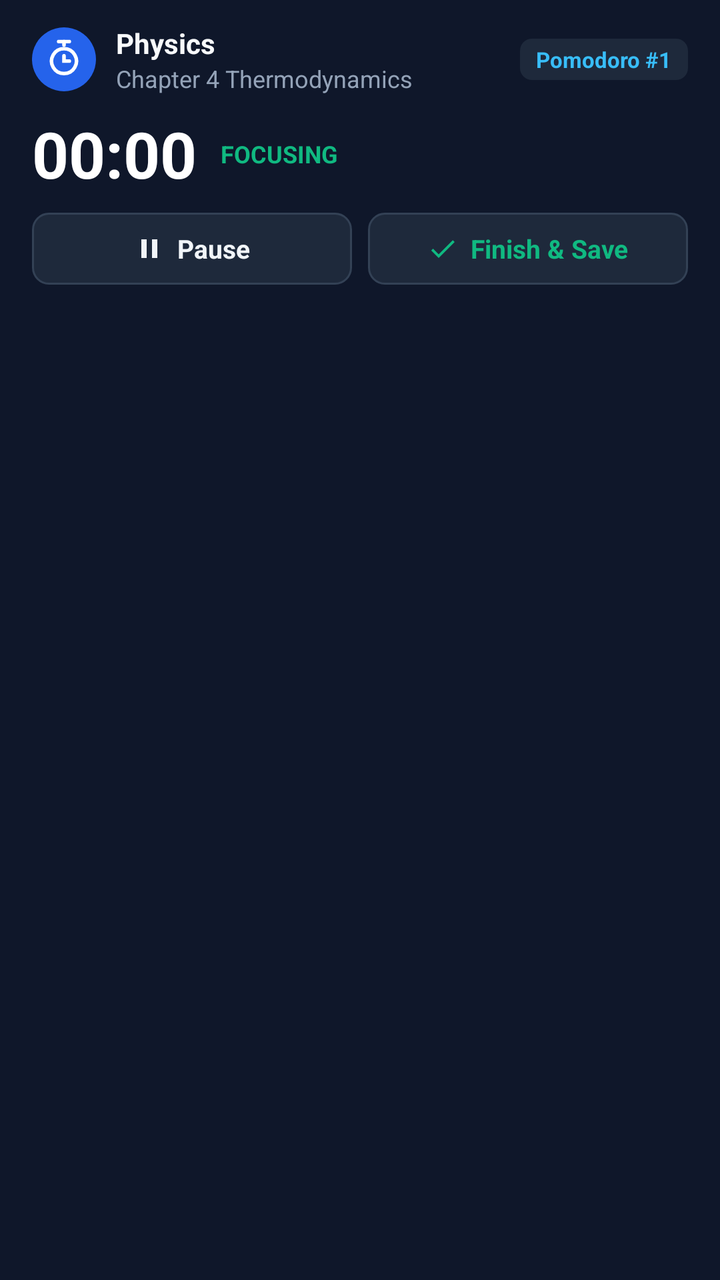
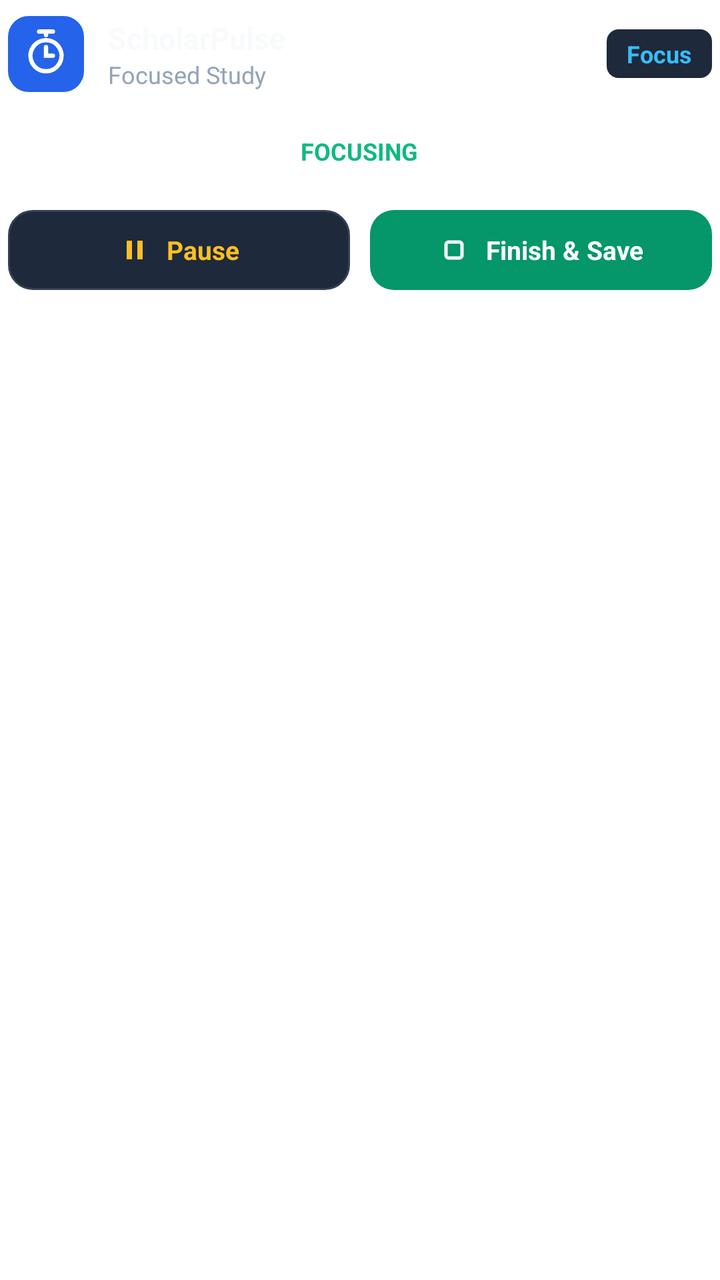

Compare the two renders of this Android layout. The source of the first and the diff that turns it into the second are given below.
<!-- AndroidManifest.xml: application theme Theme.App.Starting -->
<!-- res/layout/notification_timer_expanded.xml -->
<?xml version="1.0" encoding="utf-8"?>
<LinearLayout xmlns:android="http://schemas.android.com/apk/res/android"
    android:id="@+id/notif_big_root"
    android:layout_width="match_parent"
    android:layout_height="wrap_content"
    android:orientation="vertical"
    android:background="#0F172A"
    android:paddingStart="16dp"
    android:paddingEnd="16dp"
    android:paddingTop="12dp"
    android:paddingBottom="12dp">

    
    <LinearLayout
        android:layout_width="match_parent"
        android:layout_height="wrap_content"
        android:orientation="horizontal"
        android:gravity="center_vertical">

        <ImageView
            android:layout_width="32dp"
            android:layout_height="32dp"
            android:src="@drawable/ic_notif_timer"
            android:contentDescription="ScholarPulse" />

        <LinearLayout
            android:layout_width="0dp"
            android:layout_height="wrap_content"
            android:layout_weight="1"
            android:orientation="vertical"
            android:layout_marginStart="10dp"
            android:layout_marginEnd="8dp">

            <TextView
                android:id="@+id/notif_big_subject"
                android:layout_width="wrap_content"
                android:layout_height="wrap_content"
                android:text="Physics"
                android:textColor="#F8FAFC"
                android:textSize="14sp"
                android:textStyle="bold"
                android:maxLines="1"
                android:ellipsize="end" />

            <TextView
                android:id="@+id/notif_big_topic"
                android:layout_width="wrap_content"
                android:layout_height="wrap_content"
                android:text="Chapter 4 Thermodynamics"
                android:textColor="#94A3B8"
                android:textSize="12sp"
                android:maxLines="1"
                android:ellipsize="end" />
        </LinearLayout>

        <TextView
            android:id="@+id/notif_big_phase_pill"
            android:layout_width="wrap_content"
            android:layout_height="wrap_content"
            android:background="@drawable/bg_notif_badge"
            android:paddingStart="8dp"
            android:paddingEnd="8dp"
            android:paddingTop="3dp"
            android:paddingBottom="3dp"
            android:text="Pomodoro #1"
            android:textColor="#38BDF8"
            android:textSize="11sp"
            android:textStyle="bold" />
    </LinearLayout>

    
    <LinearLayout
        android:layout_width="match_parent"
        android:layout_height="wrap_content"
        android:orientation="horizontal"
        android:gravity="center_vertical"
        android:layout_marginTop="8dp"
        android:layout_marginBottom="8dp">

        <Chronometer
            android:id="@+id/notif_big_chronometer"
            android:layout_width="wrap_content"
            android:layout_height="wrap_content"
            android:textColor="#FFFFFF"
            android:textSize="32sp"
            android:textStyle="bold" />

        <TextView
            android:id="@+id/notif_big_paused_time"
            android:layout_width="wrap_content"
            android:layout_height="wrap_content"
            android:text="24:45"
            android:textColor="#F59E0B"
            android:textSize="32sp"
            android:textStyle="bold"
            android:visibility="gone" />

        <TextView
            android:id="@+id/notif_big_status_badge"
            android:layout_width="wrap_content"
            android:layout_height="wrap_content"
            android:layout_marginStart="12dp"
            android:text="FOCUSING"
            android:textColor="#10B981"
            android:textSize="12sp"
            android:textStyle="bold" />
    </LinearLayout>

    
    <LinearLayout
        android:layout_width="match_parent"
        android:layout_height="wrap_content"
        android:orientation="horizontal"
        android:gravity="center_vertical">

        
        <LinearLayout
            android:id="@+id/btn_big_pause"
            android:layout_width="0dp"
            android:layout_height="36dp"
            android:layout_weight="1"
            android:background="@drawable/bg_notif_btn"
            android:gravity="center"
            android:orientation="horizontal"
            android:clickable="true"
            android:focusable="true">

            <ImageView
                android:layout_width="16dp"
                android:layout_height="16dp"
                android:src="@drawable/ic_notif_pause"
                android:contentDescription="Pause" />

            <TextView
                android:layout_width="wrap_content"
                android:layout_height="wrap_content"
                android:layout_marginStart="6dp"
                android:text="Pause"
                android:textColor="#F1F5F9"
                android:textSize="13sp"
                android:textStyle="bold" />
        </LinearLayout>

        
        <LinearLayout
            android:id="@+id/btn_big_resume"
            android:layout_width="0dp"
            android:layout_height="36dp"
            android:layout_weight="1"
            android:background="@drawable/bg_notif_btn"
            android:gravity="center"
            android:orientation="horizontal"
            android:visibility="gone"
            android:clickable="true"
            android:focusable="true">

            <ImageView
                android:layout_width="16dp"
                android:layout_height="16dp"
                android:src="@drawable/ic_notif_play"
                android:contentDescription="Resume" />

            <TextView
                android:layout_width="wrap_content"
                android:layout_height="wrap_content"
                android:layout_marginStart="6dp"
                android:text="Resume"
                android:textColor="#38BDF8"
                android:textSize="13sp"
                android:textStyle="bold" />
        </LinearLayout>

        
        <LinearLayout
            android:id="@+id/btn_big_finish"
            android:layout_width="0dp"
            android:layout_height="36dp"
            android:layout_weight="1"
            android:layout_marginStart="8dp"
            android:background="@drawable/bg_notif_btn"
            android:gravity="center"
            android:orientation="horizontal"
            android:clickable="true"
            android:focusable="true">

            <ImageView
                android:layout_width="16dp"
                android:layout_height="16dp"
                android:src="@drawable/ic_notif_stop"
                android:contentDescription="Finish" />

            <TextView
                android:layout_width="wrap_content"
                android:layout_height="wrap_content"
                android:layout_marginStart="6dp"
                android:text="Finish &amp; Save"
                android:textColor="#10B981"
                android:textSize="13sp"
                android:textStyle="bold" />
        </LinearLayout>

        
        <LinearLayout
            android:id="@+id/btn_big_discard"
            android:layout_width="wrap_content"
            android:layout_height="36dp"
            android:layout_marginStart="8dp"
            android:background="@drawable/bg_notif_btn"
            android:paddingStart="12dp"
            android:paddingEnd="12dp"
            android:gravity="center"
            android:orientation="horizontal"
            android:visibility="gone"
            android:clickable="true"
            android:focusable="true">

            <ImageView
                android:layout_width="16dp"
                android:layout_height="16dp"
                android:src="@drawable/ic_notif_discard"
                android:contentDescription="Discard" />
        </LinearLayout>
    </LinearLayout>
</LinearLayout>
<!-- resources referenced by this layout -->
<resources>
  <!-- drawable bg_notif_badge (drawable) -->
  <?xml version="1.0" encoding="utf-8"?>
  <shape xmlns:android="http://schemas.android.com/apk/res/android"
      android:shape="rectangle">
      <solid android:color="#1E293B" />
      <corners android:radius="6dp" />
  </shape>
  <!-- drawable bg_notif_btn (drawable) -->
  <?xml version="1.0" encoding="utf-8"?>
  <shape xmlns:android="http://schemas.android.com/apk/res/android"
      android:shape="rectangle">
      <solid android:color="#1E293B" />
      <corners android:radius="8dp" />
      <stroke android:width="1dp" android:color="#334155" />
  </shape>
  <!-- drawable ic_notif_discard (drawable) -->
  <?xml version="1.0" encoding="utf-8"?>
  <vector xmlns:android="http://schemas.android.com/apk/res/android"
      android:width="24dp"
      android:height="24dp"
      android:viewportWidth="24"
      android:viewportHeight="24">
      <path
          android:fillColor="#EF4444"
          android:pathData="M19,6.41 L17.59,5 L12,10.59 L6.41,5 L5,6.41 L10.59,12 L5,17.59 L6.41,19 L12,13.41 L17.59,19 L19,17.59 L13.41,12 Z" />
  </vector>
  <!-- drawable ic_notif_pause (drawable) -->
  <?xml version="1.0" encoding="utf-8"?>
  <vector xmlns:android="http://schemas.android.com/apk/res/android"
      android:width="24dp"
      android:height="24dp"
      android:viewportWidth="24"
      android:viewportHeight="24">
      <path
          android:fillColor="#F1F5F9"
          android:pathData="M6,5 H10 V19 H6 Z M14,5 H18 V19 H14 Z" />
  </vector>
  <!-- drawable ic_notif_play (drawable) -->
  <?xml version="1.0" encoding="utf-8"?>
  <vector xmlns:android="http://schemas.android.com/apk/res/android"
      android:width="24dp"
      android:height="24dp"
      android:viewportWidth="24"
      android:viewportHeight="24">
      <path
          android:fillColor="#F1F5F9"
          android:pathData="M8,5 V19 L19,12 Z" />
  </vector>
  <!-- drawable ic_notif_stop (drawable) -->
  <?xml version="1.0" encoding="utf-8"?>
  <vector xmlns:android="http://schemas.android.com/apk/res/android"
      android:width="24dp"
      android:height="24dp"
      android:viewportWidth="24"
      android:viewportHeight="24">
      <path
          android:fillColor="#10B981"
          android:pathData="M9,16.2 L4.8,12 L3.4,13.4 L9,19 L21,7 L19.6,5.6 Z" />
  </vector>
  <!-- drawable ic_notif_timer (drawable) -->
  <?xml version="1.0" encoding="utf-8"?>
  <vector xmlns:android="http://schemas.android.com/apk/res/android"
      android:width="36dp"
      android:height="36dp"
      android:viewportWidth="36"
      android:viewportHeight="36">
      <path
          android:fillColor="#2563EB"
          android:pathData="M18,0 A18,18 0 1,1 17.99,0 Z" />
      <path
          android:strokeColor="#FFFFFF"
          android:strokeWidth="2"
          android:strokeLineCap="round"
          android:strokeLineJoin="round"
          android:pathData="M18,12 A7,7 0 1,1 17.99,12 Z" />
      <path
          android:strokeColor="#FFFFFF"
          android:strokeWidth="2"
          android:strokeLineCap="round"
          android:pathData="M15,8 H21" />
      <path
          android:strokeColor="#FFFFFF"
          android:strokeWidth="2"
          android:strokeLineCap="round"
          android:pathData="M18,8 V10" />
      <path
          android:strokeColor="#FFFFFF"
          android:strokeWidth="2"
          android:strokeLineCap="round"
          android:pathData="M18,16 V19 L21,19" />
  </vector>
  <color name="slate_50">#F8FAFC</color>
  <style name="Theme.ScholarPulse" parent="Theme.Material3.DayNight.NoActionBar">
          <item name="android:statusBarColor">@android:color/transparent</item>
          <item name="android:navigationBarColor">@android:color/transparent</item>
          <item name="android:windowBackground">@color/slate_50</item>
      </style>
  <!-- unchanged entries left out for length: 2 -->
</resources>

<!-- the commit's change to res/layout/notification_timer_expanded.xml (unified diff, before → after) -->
@@ -4,11 +4,11 @@
     android:layout_width="match_parent"
     android:layout_height="wrap_content"
     android:orientation="vertical"
-    android:background="#0F172A"
-    android:paddingStart="16dp"
-    android:paddingEnd="16dp"
-    android:paddingTop="12dp"
-    android:paddingBottom="12dp">
+    android:background="@android:color/transparent"
+    android:paddingStart="4dp"
+    android:paddingEnd="4dp"
+    android:paddingTop="8dp"
+    android:paddingBottom="8dp">
 
     
     <LinearLayout
@@ -18,9 +18,9 @@
         android:gravity="center_vertical">
 
         <ImageView
-            android:layout_width="32dp"
-            android:layout_height="32dp"
-            android:src="@drawable/ic_notif_timer"
+            android:layout_width="38dp"
+            android:layout_height="38dp"
+            android:src="@drawable/ic_notif_timer_squircle"
             android:contentDescription="ScholarPulse" />
 
         <LinearLayout
@@ -28,16 +28,16 @@
             android:layout_height="wrap_content"
             android:layout_weight="1"
             android:orientation="vertical"
-            android:layout_marginStart="10dp"
+            android:layout_marginStart="12dp"
             android:layout_marginEnd="8dp">
 
             <TextView
                 android:id="@+id/notif_big_subject"
                 android:layout_width="wrap_content"
                 android:layout_height="wrap_content"
-                android:text="Physics"
+                android:text="ScholarPulse"
                 android:textColor="#F8FAFC"
-                android:textSize="14sp"
+                android:textSize="15sp"
                 android:textStyle="bold"
                 android:maxLines="1"
                 android:ellipsize="end" />
@@ -46,25 +46,26 @@
                 android:id="@+id/notif_big_topic"
                 android:layout_width="wrap_content"
                 android:layout_height="wrap_content"
-                android:text="Chapter 4 Thermodynamics"
+                android:text="Focused Study"
                 android:textColor="#94A3B8"
                 android:textSize="12sp"
                 android:maxLines="1"
                 android:ellipsize="end" />
         </LinearLayout>
 
+        
         <TextView
             android:id="@+id/notif_big_phase_pill"
             android:layout_width="wrap_content"
             android:layout_height="wrap_content"
             android:background="@drawable/bg_notif_badge"
-            android:paddingStart="8dp"
-            android:paddingEnd="8dp"
-            android:paddingTop="3dp"
-            android:paddingBottom="3dp"
-            android:text="Pomodoro #1"
+            android:paddingStart="10dp"
+            android:paddingEnd="10dp"
+            android:paddingTop="4dp"
+            android:paddingBottom="4dp"
+            android:text="Focus"
             android:textColor="#38BDF8"
-            android:textSize="11sp"
+            android:textSize="12sp"
             android:textStyle="bold" />
     </LinearLayout>
 
@@ -75,7 +76,8 @@
         android:orientation="horizontal"
         android:gravity="center_vertical"
         android:layout_marginTop="8dp"
-        android:layout_marginBottom="8dp">
+        android:layout_marginBottom="8dp"
+        android:layout_marginStart="50dp">
 
         <Chronometer
             android:id="@+id/notif_big_chronometer"
@@ -99,7 +101,7 @@
             android:id="@+id/notif_big_status_badge"
             android:layout_width="wrap_content"
             android:layout_height="wrap_content"
-            android:layout_marginStart="12dp"
+            android:layout_marginStart="14dp"
             android:text="FOCUSING"
             android:textColor="#10B981"
             android:textSize="12sp"
@@ -117,9 +119,9 @@
         <LinearLayout
             android:id="@+id/btn_big_pause"
             android:layout_width="0dp"
-            android:layout_height="36dp"
-            android:layout_weight="1"
-            android:background="@drawable/bg_notif_btn"
+            android:layout_height="40dp"
+            android:layout_weight="1"
+            android:background="@drawable/bg_notif_pause_btn"
             android:gravity="center"
             android:orientation="horizontal"
             android:clickable="true"
@@ -128,15 +130,15 @@
             <ImageView
                 android:layout_width="16dp"
                 android:layout_height="16dp"
-                android:src="@drawable/ic_notif_pause"
+                android:src="@drawable/ic_notif_pause_amber"
                 android:contentDescription="Pause" />
 
             <TextView
                 android:layout_width="wrap_content"
                 android:layout_height="wrap_content"
-                android:layout_marginStart="6dp"
+                android:layout_marginStart="8dp"
                 android:text="Pause"
-                android:textColor="#F1F5F9"
+                android:textColor="#FBBF24"
                 android:textSize="13sp"
                 android:textStyle="bold" />
         </LinearLayout>
@@ -145,9 +147,9 @@
         <LinearLayout
             android:id="@+id/btn_big_resume"
             android:layout_width="0dp"
-            android:layout_height="36dp"
-            android:layout_weight="1"
-            android:background="@drawable/bg_notif_btn"
+            android:layout_height="40dp"
+            android:layout_weight="1"
+            android:background="@drawable/bg_notif_pause_btn"
             android:gravity="center"
             android:orientation="horizontal"
             android:visibility="gone"
@@ -157,15 +159,15 @@
             <ImageView
                 android:layout_width="16dp"
                 android:layout_height="16dp"
-                android:src="@drawable/ic_notif_play"
+                android:src="@drawable/ic_notif_play_amber"
                 android:contentDescription="Resume" />
 
             <TextView
                 android:layout_width="wrap_content"
                 android:layout_height="wrap_content"
-                android:layout_marginStart="6dp"
+                android:layout_marginStart="8dp"
                 android:text="Resume"
-                android:textColor="#38BDF8"
+                android:textColor="#FBBF24"
                 android:textSize="13sp"
                 android:textStyle="bold" />
         </LinearLayout>
@@ -174,10 +176,10 @@
         <LinearLayout
             android:id="@+id/btn_big_finish"
             android:layout_width="0dp"
-            android:layout_height="36dp"
-            android:layout_weight="1"
-            android:layout_marginStart="8dp"
-            android:background="@drawable/bg_notif_btn"
+            android:layout_height="40dp"
+            android:layout_weight="1"
+            android:layout_marginStart="10dp"
+            android:background="@drawable/bg_notif_stop_btn"
             android:gravity="center"
             android:orientation="horizontal"
             android:clickable="true"
@@ -186,39 +188,17 @@
             <ImageView
                 android:layout_width="16dp"
                 android:layout_height="16dp"
-                android:src="@drawable/ic_notif_stop"
+                android:src="@drawable/ic_notif_stop_white"
                 android:contentDescription="Finish" />
 
             <TextView
                 android:layout_width="wrap_content"
                 android:layout_height="wrap_content"
-                android:layout_marginStart="6dp"
+                android:layout_marginStart="8dp"
                 android:text="Finish &amp; Save"
-                android:textColor="#10B981"
+                android:textColor="#FFFFFF"
                 android:textSize="13sp"
                 android:textStyle="bold" />
         </LinearLayout>
-
-        
-        <LinearLayout
-            android:id="@+id/btn_big_discard"
-            android:layout_width="wrap_content"
-            android:layout_height="36dp"
-            android:layout_marginStart="8dp"
-            android:background="@drawable/bg_notif_btn"
-            android:paddingStart="12dp"
-            android:paddingEnd="12dp"
-            android:gravity="center"
-            android:orientation="horizontal"
-            android:visibility="gone"
-            android:clickable="true"
-            android:focusable="true">
-
-            <ImageView
-                android:layout_width="16dp"
-                android:layout_height="16dp"
-                android:src="@drawable/ic_notif_discard"
-                android:contentDescription="Discard" />
-        </LinearLayout>
     </LinearLayout>
 </LinearLayout>
<!-- resource entries referenced after the edit -->
@@ -7,15 +7,34 @@
       <solid android:color="#1E293B" />
       <corners android:radius="6dp" />
   </shape>
-  <!-- drawable bg_notif_btn (drawable) -->
+  <!-- drawable bg_notif_pause_btn (drawable) -->
   <?xml version="1.0" encoding="utf-8"?>
   <shape xmlns:android="http://schemas.android.com/apk/res/android"
       android:shape="rectangle">
       <solid android:color="#1E293B" />
-      <corners android:radius="8dp" />
+      <corners android:radius="12dp" />
       <stroke android:width="1dp" android:color="#334155" />
   </shape>
-  <!-- drawable ic_notif_discard (drawable) -->
+  <!-- drawable bg_notif_stop_btn (drawable) -->
+  <?xml version="1.0" encoding="utf-8"?>
+  <shape xmlns:android="http://schemas.android.com/apk/res/android"
+      android:shape="rectangle">
+      <solid android:color="#059669" />
+      <corners android:radius="12dp" />
+  </shape>
+  <!-- drawable ic_notif_pause_amber (drawable) -->
+  <?xml version="1.0" encoding="utf-8"?>
+  <vector xmlns:android="http://schemas.android.com/apk/res/android"
+      android:width="24dp"
+      android:height="24dp"
+      android:viewportWidth="24"
+      android:viewportHeight="24">
+      
+      <path
+          android:fillColor="#FBBF24"
+          android:pathData="M6,5 H10 V19 H6 Z M14,5 H18 V19 H14 Z" />
+  </vector>
+  <!-- drawable ic_notif_play_amber (drawable) -->
   <?xml version="1.0" encoding="utf-8"?>
   <vector xmlns:android="http://schemas.android.com/apk/res/android"
       android:width="24dp"
@@ -23,73 +42,59 @@
       android:viewportWidth="24"
       android:viewportHeight="24">
       <path
-          android:fillColor="#EF4444"
-          android:pathData="M19,6.41 L17.59,5 L12,10.59 L6.41,5 L5,6.41 L10.59,12 L5,17.59 L6.41,19 L12,13.41 L17.59,19 L19,17.59 L13.41,12 Z" />
+          android:fillColor="#FBBF24"
+          android:pathData="M8,5 V19 L19,12 Z" />
   </vector>
-  <!-- drawable ic_notif_pause (drawable) -->
+  <!-- drawable ic_notif_stop_white (drawable) -->
   <?xml version="1.0" encoding="utf-8"?>
   <vector xmlns:android="http://schemas.android.com/apk/res/android"
       android:width="24dp"
       android:height="24dp"
       android:viewportWidth="24"
       android:viewportHeight="24">
+      
       <path
-          android:fillColor="#F1F5F9"
-          android:pathData="M6,5 H10 V19 H6 Z M14,5 H18 V19 H14 Z" />
+          android:strokeColor="#FFFFFF"
+          android:strokeWidth="2.5"
+          android:strokeLineJoin="round"
+          android:strokeLineCap="round"
+          android:pathData="M8,6 H16 A2,2 0 0,1 18,8 V16 A2,2 0 0,1 16,18 H8 A2,2 0 0,1 6,16 V8 A2,2 0 0,1 8,6 Z" />
   </vector>
-  <!-- drawable ic_notif_play (drawable) -->
+  <!-- drawable ic_notif_timer_squircle (drawable) -->
   <?xml version="1.0" encoding="utf-8"?>
   <vector xmlns:android="http://schemas.android.com/apk/res/android"
-      android:width="24dp"
-      android:height="24dp"
-      android:viewportWidth="24"
-      android:viewportHeight="24">
-      <path
-          android:fillColor="#F1F5F9"
-          android:pathData="M8,5 V19 L19,12 Z" />
-  </vector>
-  <!-- drawable ic_notif_stop (drawable) -->
-  <?xml version="1.0" encoding="utf-8"?>
-  <vector xmlns:android="http://schemas.android.com/apk/res/android"
-      android:width="24dp"
-      android:height="24dp"
-      android:viewportWidth="24"
-      android:viewportHeight="24">
-      <path
-          android:fillColor="#10B981"
-          android:pathData="M9,16.2 L4.8,12 L3.4,13.4 L9,19 L21,7 L19.6,5.6 Z" />
-  </vector>
-  <!-- drawable ic_notif_timer (drawable) -->
-  <?xml version="1.0" encoding="utf-8"?>
-  <vector xmlns:android="http://schemas.android.com/apk/res/android"
-      android:width="36dp"
-      android:height="36dp"
-      android:viewportWidth="36"
-      android:viewportHeight="36">
+      android:width="44dp"
+      android:height="44dp"
+      android:viewportWidth="44"
+      android:viewportHeight="44">
+      
       <path
           android:fillColor="#2563EB"
-          android:pathData="M18,0 A18,18 0 1,1 17.99,0 Z" />
+          android:pathData="M12,0 L32,0 A12,12 0 0,1 44,12 L44,32 A12,12 0 0,1 32,44 L12,44 A12,12 0 0,1 0,32 L0,12 A12,12 0 0,1 12,0 Z" />
+      
       <path
           android:strokeColor="#FFFFFF"
-          android:strokeWidth="2"
+          android:strokeWidth="2.5"
           android:strokeLineCap="round"
           android:strokeLineJoin="round"
-          android:pathData="M18,12 A7,7 0 1,1 17.99,12 Z" />
+          android:pathData="M22,14 A9,9 0 1,1 21.99,14 Z" />
+      
       <path
           android:strokeColor="#FFFFFF"
-          android:strokeWidth="2"
+          android:strokeWidth="2.5"
           android:strokeLineCap="round"
-          android:pathData="M15,8 H21" />
+          android:pathData="M18,9 H26" />
       <path
           android:strokeColor="#FFFFFF"
-          android:strokeWidth="2"
+          android:strokeWidth="2.5"
           android:strokeLineCap="round"
-          android:pathData="M18,8 V10" />
+          android:pathData="M22,9 V11" />
+      
       <path
           android:strokeColor="#FFFFFF"
-          android:strokeWidth="2"
+          android:strokeWidth="2.5"
           android:strokeLineCap="round"
-          android:pathData="M18,16 V19 L21,19" />
+          android:pathData="M22,18 V23 L26,23" />
   </vector>
   <color name="slate_50">#F8FAFC</color>
   <style name="Theme.ScholarPulse" parent="Theme.Material3.DayNight.NoActionBar">
